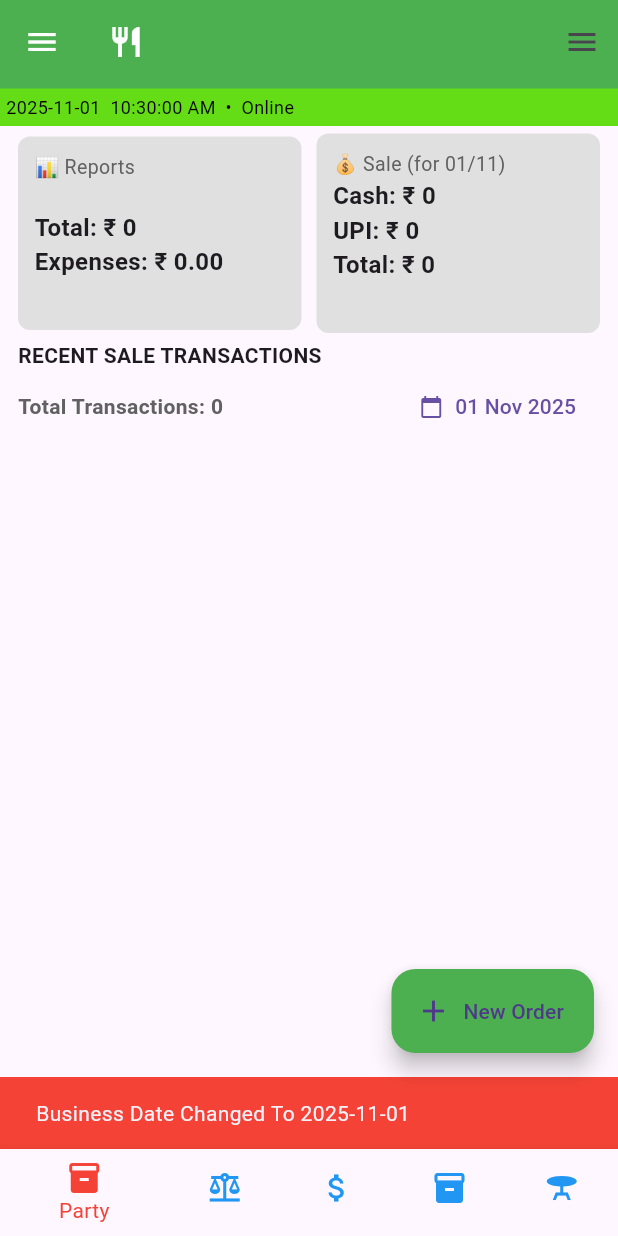
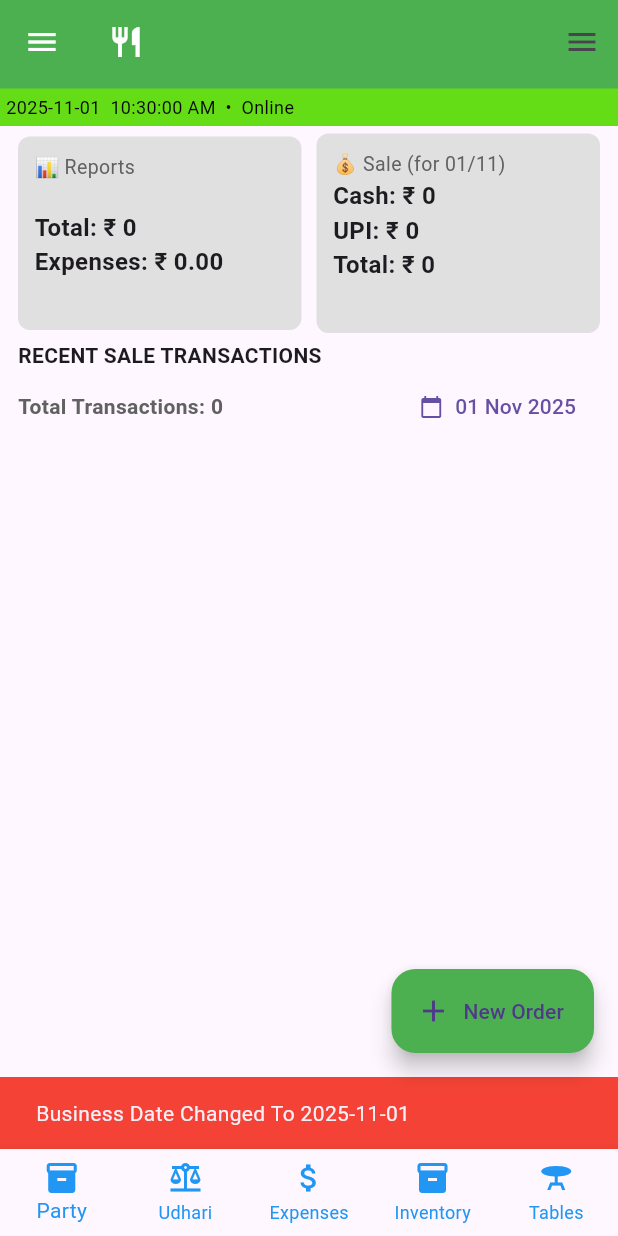
Before and after one commit to Gani121/plastore, a Flutter app: the DostiKitchenPage screen opened directly, on a phone screen of 412 x 824 dp. Run offline on Flutter 3.47's test engine with Material 3 defaults, Android fonts, the phone set to English and light mode, and no system bars; our stand-ins replace connectivity_plus, csv, dio, dotted_border, file_picker, fl_chart and 13 more; missing offline and left inert: android_intent_plus, blue_thermal_printer, esc_pos_utils_plus, tabler_icons_flutter, telephony_sms; accounts and stored records are empty; generated files the repository leaves out were written again.

Commit message:
change printer page and fix bottom row in main

```diff
--- a/lib/main.dart
+++ b/lib/main.dart
@@ -1770,8 +1770,9 @@ children: [
       floatingActionButtonLocation: FloatingActionButtonLocation.endFloat,
 
       bottomNavigationBar: BottomNavigationBar(
+        type: BottomNavigationBarType.fixed,
         currentIndex: _selectedIndex,
-        selectedItemColor: Colors.red,
+        selectedItemColor:  Colors.blue,
         unselectedItemColor: Colors.blue,
         onTap: (index) {
           setState(() {
--- a/lib/table_selection/table_view.dart
+++ b/lib/table_selection/table_view.dart
@@ -449,13 +449,13 @@ void _addNewTable() {
                                       Text(
                                         'Table',
                                         style: TextStyle(
-                                            fontSize: 16,
+                                            fontSize: 12,
                                             color: (table.total > 0) ? const Color.fromARGB(255, 255, 255, 255) : Colors.green.shade900),
                                       ),
                                       Text(
                                         table.number.toString(),
                                         style: TextStyle(
-                                          fontSize: 28,
+                                          fontSize: 25,
                                           fontWeight: FontWeight.bold,
                                           color:  (table.total > 0) ? const Color.fromARGB(255, 255, 255, 255) :const Color.fromARGB(
                                               255, 0, 0, 0),
```
Also changed, not shown: lib/bill_printer.dart (+6 -6 lines), lib/editBillPrint/editBill.dart (+4 -6 lines).
